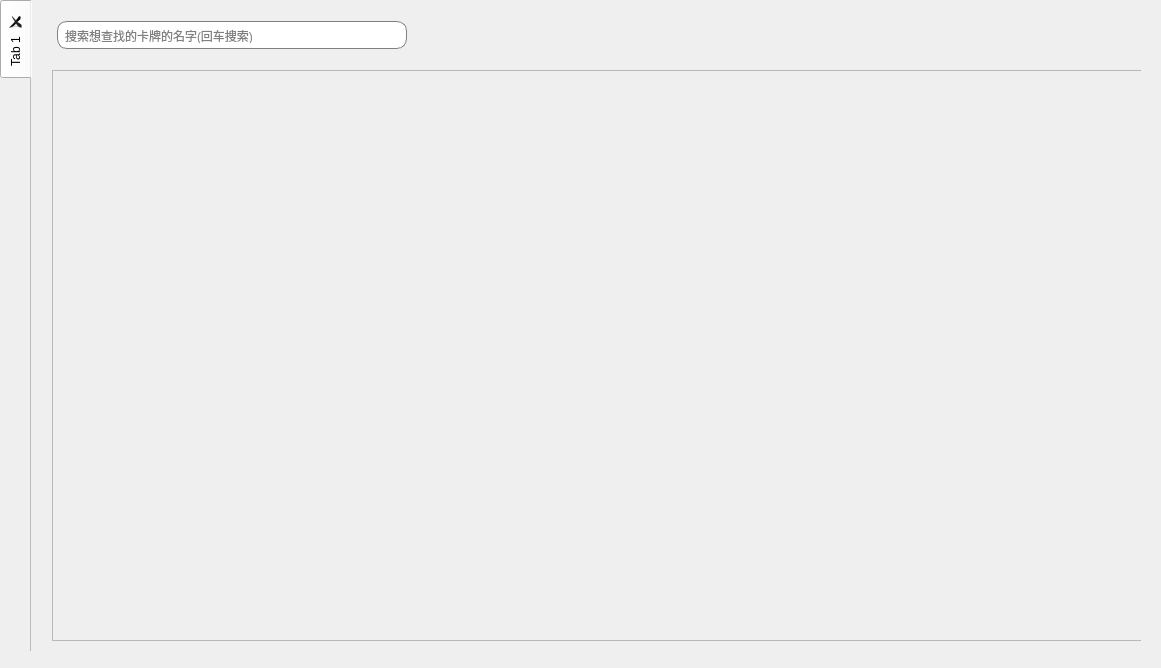
Qt form visualizationSrc/qtUI/CardControler/cardControler.ui (NWYLZW/A-Language-IDE) before a commit.
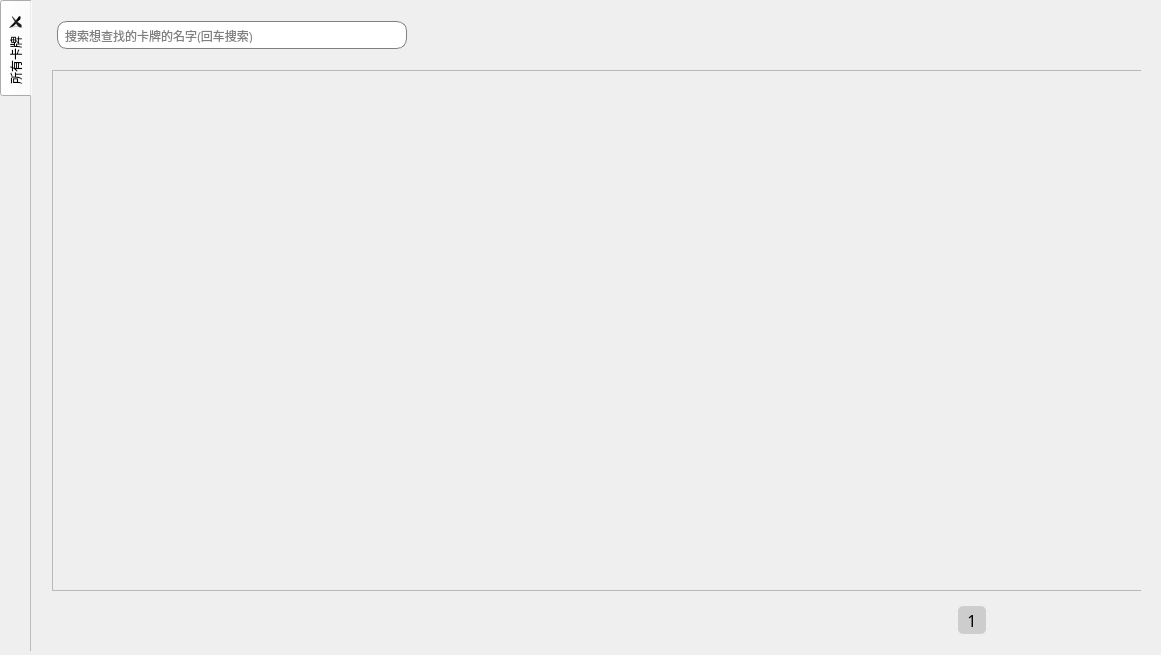
The same form after that commit. Icons and pictures are not drawn.

Diff of the .ui file:
```diff
--- a/visualizationSrc/qtUI/CardControler/cardControler.ui
+++ b/visualizationSrc/qtUI/CardControler/cardControler.ui
@@ -7,7 +7,7 @@
     <x>0</x>
     <y>0</y>
     <width>1161</width>
-    <height>668</height>
+    <height>655</height>
    </rect>
   </property>
   <property name="maximumSize">
@@ -74,7 +74,7 @@
    </property>
    <widget class="QWidget" name="CardList">
     <attribute name="title">
-     <string>Tab 1</string>
+     <string>所有卡牌</string>
     </attribute>
     <widget class="QWidget" name="horizontalLayoutWidget_3">
      <property name="geometry">
@@ -270,7 +270,7 @@
        <x>20</x>
        <y>70</y>
        <width>1091</width>
-       <height>571</height>
+       <height>521</height>
       </rect>
      </property>
      <property name="widgetResizable">
@@ -282,7 +282,7 @@
         <x>0</x>
         <y>0</y>
         <width>1089</width>
-        <height>569</height>
+        <height>519</height>
        </rect>
       </property>
       <property name="minimumSize">
@@ -293,6 +293,117 @@
       </property>
      </widget>
     </widget>
+    <widget class="QWidget" name="widget" native="true">
+     <property name="geometry">
+      <rect>
+       <x>770</x>
+       <y>600</y>
+       <width>341</width>
+       <height>41</height>
+      </rect>
+     </property>
+     <property name="styleSheet">
+      <string notr="true">QPushButton{
+	background: rgba(205, 205, 205);
+	border-radius: 5px;
+}
+QPushButton:hover{
+	color: white;
+	background: rgba(44, 44, 44);
+}
+#leftBTN{
+	background: rgba(255, 255, 255, 0);
+	border: none;
+	border-image: url(:/ico/Data/qrc/ico/left-square.png);
+}
+#leftBTN:hover{
+	border-image: url(:/ico/Data/qrc/ico/left-squared.png);
+}
+#rightBTN{
+	background: rgba(255, 255, 255, 0);
+	border: none;
+	border-image: url(:/ico/Data/qrc/ico/right-square.png);
+}
+#rightBTN:hover{
+	border-image: url(:/ico/Data/qrc/ico/right-squared.png);
+}</string>
+     </property>
+     <widget class="QWidget" name="horizontalLayoutWidget">
+      <property name="geometry">
+       <rect>
+        <x>0</x>
+        <y>0</y>
+        <width>341</width>
+        <height>41</height>
+       </rect>
+      </property>
+      <layout class="QHBoxLayout" name="horizontalLayout">
+       <item>
+        <widget class="QPushButton" name="leftBTN">
+         <property name="minimumSize">
+          <size>
+           <width>32</width>
+           <height>32</height>
+          </size>
+         </property>
+         <property name="maximumSize">
+          <size>
+           <width>32</width>
+           <height>32</height>
+          </size>
+         </property>
+         <property name="text">
+          <string/>
+         </property>
+        </widget>
+       </item>
+       <item>
+        <widget class="QPushButton" name="firstBTN">
+         <property name="minimumSize">
+          <size>
+           <width>28</width>
+           <height>28</height>
+          </size>
+         </property>
+         <property name="maximumSize">
+          <size>
+           <width>28</width>
+           <height>28</height>
+          </size>
+         </property>
+         <property name="font">
+          <font>
+           <family>Adobe 黑体 Std R</family>
+           <pointsize>12</pointsize>
+          </font>
+         </property>
+         <property name="text">
+          <string>1</string>
+         </property>
+        </widget>
+       </item>
+       <item>
+        <widget class="QPushButton" name="rightBTN">
+         <property name="minimumSize">
+          <size>
+           <width>32</width>
+           <height>32</height>
+          </size>
+         </property>
+         <property name="maximumSize">
+          <size>
+           <width>32</width>
+           <height>32</height>
+          </size>
+         </property>
+         <property name="text">
+          <string/>
+         </property>
+        </widget>
+       </item>
+      </layout>
+     </widget>
+    </widget>
    </widget>
   </widget>
  </widget>
```
